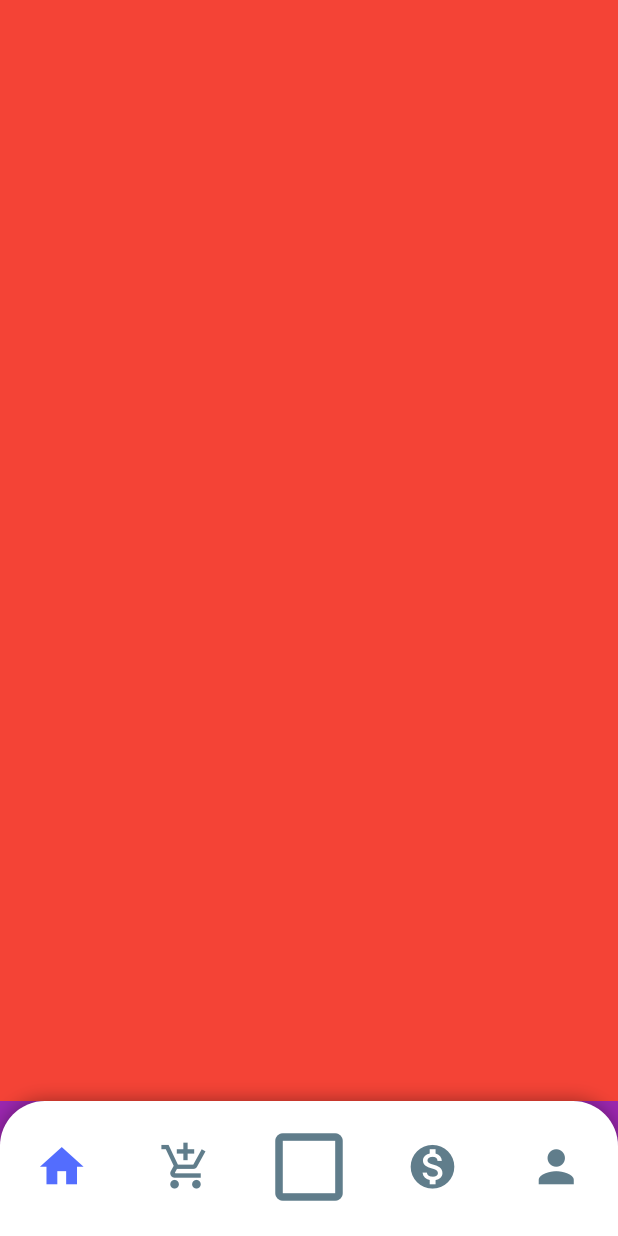
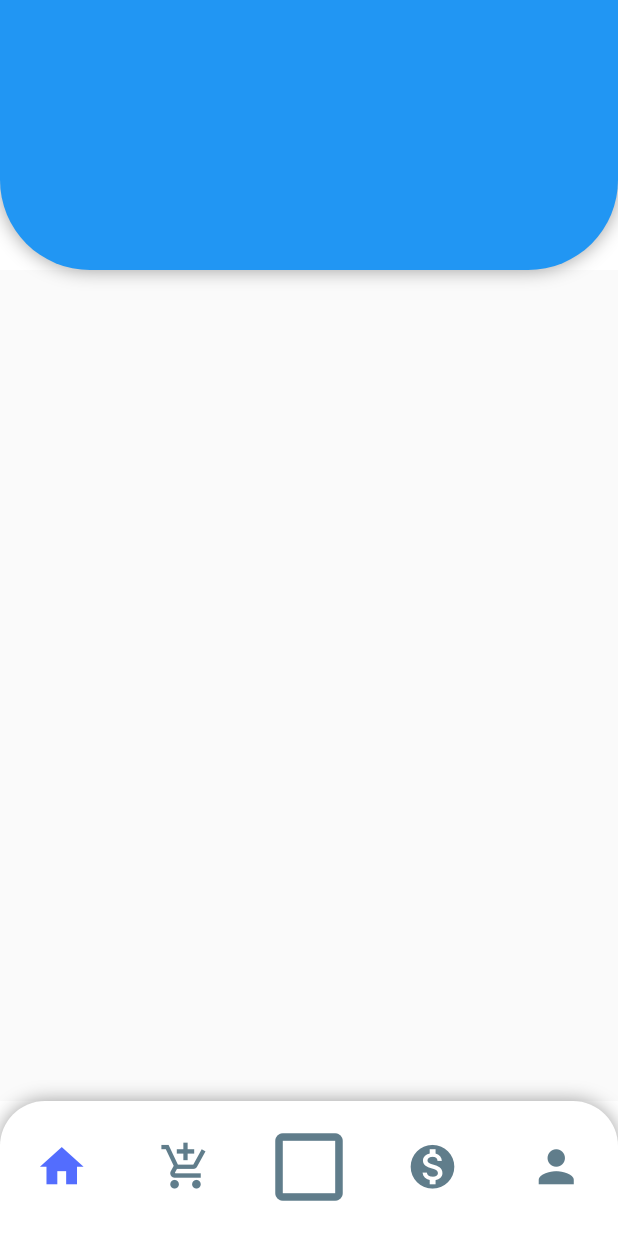
Before and after one commit to GabrielleBarbosa/SmartHummus, a Flutter app: the screen it shows after launch, on a phone screen of 412 x 824 dp. Run offline on Flutter 3.47's test engine with Material 2 defaults, Android fonts, the light colour scheme and no system bars; our stand-ins replace curved_navigation_bar.

Commit message:
página do feed de noticias

```diff
--- /dev/null
+++ b/app/smarthummus_app/lib/screens/feed_screen.dart
@@ -0,0 +1,30 @@
+import "package:flutter/material.dart";
+
+class FeedScreen extends StatelessWidget {
+  @override
+  Widget build(BuildContext context) {
+    return Container(
+      color: Colors.white,
+      height: 180,
+      child: Container(
+          decoration: BoxDecoration(
+            borderRadius: BorderRadius.only(
+                bottomRight: Radius.circular(60), bottomLeft: Radius.circular(60)),
+            boxShadow: [
+              BoxShadow(
+                  color: Colors.black38, spreadRadius: 0, blurRadius: 10),
+            ],
+          ),
+          child: ClipRRect(
+            borderRadius: BorderRadius.only(
+            bottomRight: Radius.circular(60.0),
+            bottomLeft: Radius.circular(60.0),
+            ),
+            child: Container(
+              color: Colors.blue,
+            ),
+          )
+      )
+    );
+  }
+}
--- a/app/smarthummus_app/lib/screens/home_screen.dart
+++ b/app/smarthummus_app/lib/screens/home_screen.dart
@@ -1,5 +1,6 @@
 import 'package:curved_navigation_bar/curved_navigation_bar.dart';
 import 'package:flutter/material.dart';
+import 'package:smarthummusapp/screens/feed_screen.dart';
 
 class HomeScreen extends StatefulWidget {
   @override
@@ -7,8 +8,8 @@ class HomeScreen extends StatefulWidget {
 }
 
 class _HomeScreenState extends State<HomeScreen> {
-  Widget _page = Container(color: Colors.red);
-  final color = Colors.purple;
+  Widget _page = FeedScreen();
+  final color = Colors.white;
 
   @override
   Widget build(BuildContext context) {
@@ -67,7 +68,7 @@ class _HomeScreenState extends State<HomeScreen> {
 
       switch (index) {
         case 0:
-          _page = Container(color: Colors.purple);
+          _page = FeedScreen();
           break;
 
         case 1:
```
